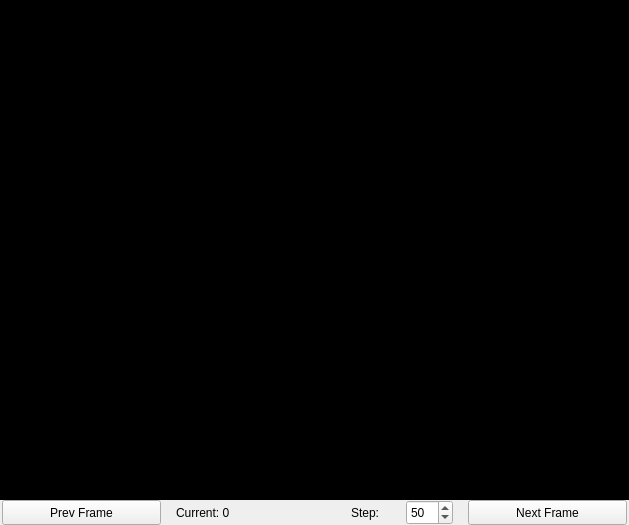
Qt form data/gui_forms/widgets/ui_scene_frame_visualizer.ui (m4nh/ars) before a commit.
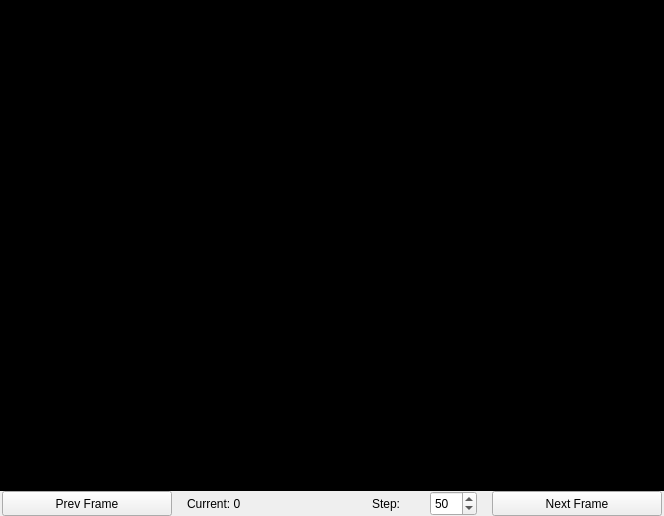
The same form after that commit.

```diff
--- a/data/gui_forms/widgets/ui_scene_frame_visualizer.ui
+++ b/data/gui_forms/widgets/ui_scene_frame_visualizer.ui
@@ -6,8 +6,8 @@
    <rect>
     <x>0</x>
     <y>0</y>
-    <width>629</width>
-    <height>525</height>
+    <width>664</width>
+    <height>516</height>
    </rect>
   </property>
   <property name="sizePolicy">
@@ -46,7 +46,7 @@
      <item>
       <widget class="QLabel" name="ui_image">
        <property name="sizePolicy">
-        <sizepolicy hsizetype="Expanding" vsizetype="Expanding">
+        <sizepolicy hsizetype="MinimumExpanding" vsizetype="MinimumExpanding">
          <horstretch>0</horstretch>
          <verstretch>0</verstretch>
         </sizepolicy>
```
